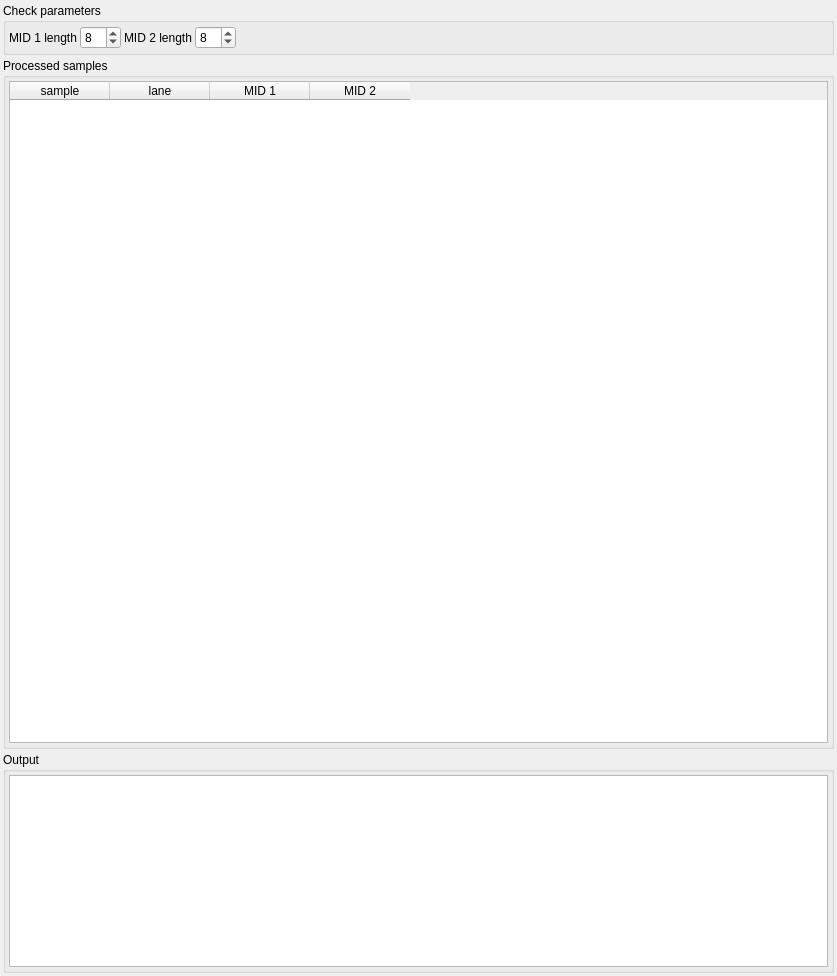
Above: src/GSvar/MidCheckWidget.ui from imgag/ngs-bits before the change. Below: the same form after it.
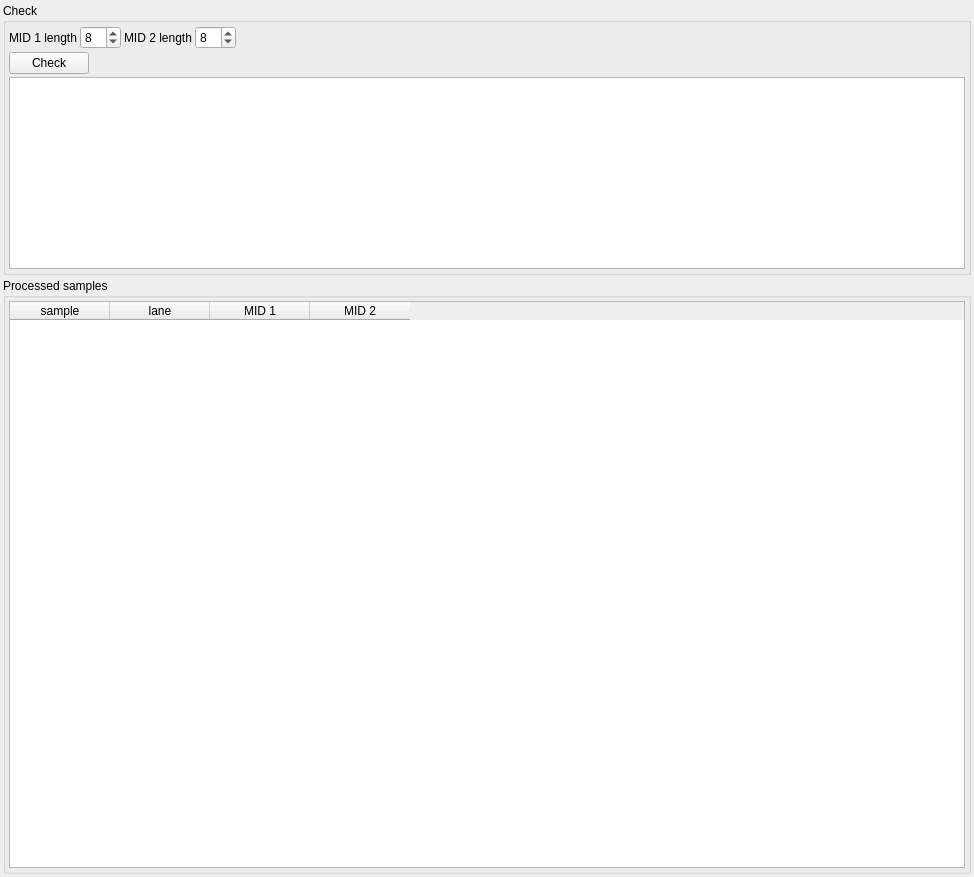
That is the form after the change. Icons and pictures are not drawn.

Commit message: first working version of MID check.

```diff
--- a/src/GSvar/MidCheckWidget.ui
+++ b/src/GSvar/MidCheckWidget.ui
@@ -6,14 +6,14 @@
    <rect>
     <x>0</x>
     <y>0</y>
-    <width>837</width>
-    <height>976</height>
+    <width>974</width>
+    <height>877</height>
    </rect>
   </property>
   <property name="windowTitle">
    <string>Form</string>
   </property>
-  <layout class="QVBoxLayout" name="verticalLayout" stretch="0,0,0">
+  <layout class="QVBoxLayout" name="verticalLayout" stretch="0,0">
    <property name="spacing">
     <number>3</number>
    </property>
@@ -30,11 +30,14 @@
     <number>3</number>
    </property>
    <item>
-    <widget class="QGroupBox" name="groupBox_3">
+    <widget class="QGroupBox" name="groupBox_2">
      <property name="title">
-      <string>Check parameters</string>
+      <string>Check</string>
      </property>
-     <layout class="QHBoxLayout" name="horizontalLayout">
+     <property name="flat">
+      <bool>true</bool>
+     </property>
+     <layout class="QVBoxLayout" name="verticalLayout_2">
       <property name="spacing">
        <number>3</number>
       </property>
@@ -50,6 +53,8 @@
       <property name="bottomMargin">
        <number>3</number>
       </property>
+      <item>
+       <layout class="QHBoxLayout" name="horizontalLayout_3">
       <item>
        <widget class="QLabel" name="label">
         <property name="text">
@@ -92,79 +97,37 @@
        </spacer>
       </item>
      </layout>
-    </widget>
    </item>
    <item>
-    <widget class="QGroupBox" name="groupBox">
-     <property name="title">
-      <string>Processed samples</string>
-     </property>
-     <layout class="QHBoxLayout" name="horizontalLayout_2">
-      <property name="spacing">
-       <number>3</number>
-      </property>
-      <property name="leftMargin">
-       <number>3</number>
-      </property>
-      <property name="topMargin">
-       <number>3</number>
-      </property>
-      <property name="rightMargin">
-       <number>3</number>
-      </property>
-      <property name="bottomMargin">
-       <number>3</number>
-      </property>
+       <layout class="QHBoxLayout" name="horizontalLayout_4">
       <item>
-       <widget class="QTableWidget" name="samples">
-        <column>
+         <widget class="QPushButton" name="check_btn">
          <property name="text">
-          <string>sample</string>
-         </property>
-        </column>
-        <column>
-         <property name="text">
-          <string>lane</string>
-         </property>
-        </column>
-        <column>
-         <property name="text">
-          <string>MID 1</string>
-         </property>
-        </column>
-        <column>
-         <property name="text">
-          <string>MID 2</string>
-         </property>
-        </column>
-       </widget>
-      </item>
-     </layout>
-    </widget>
+           <string>Check</string>
+          </property>
+          <property name="icon">
+           <iconset>
+            <normaloff>:/Icons/mid_clash.png</normaloff>:/Icons/mid_clash.png</iconset>
+          </property>
+         </widget>
+        </item>
+        <item>
+         <spacer name="horizontalSpacer_2">
+          <property name="orientation">
+           <enum>Qt::Horizontal</enum>
+          </property>
+          <property name="sizeHint" stdset="0">
+           <size>
+            <width>40</width>
+            <height>20</height>
+           </size>
+          </property>
+         </spacer>
+        </item>
+       </layout>
    </item>
    <item>
-    <widget class="QGroupBox" name="groupBox_2">
-     <property name="title">
-      <string>Output</string>
-     </property>
-     <layout class="QHBoxLayout" name="horizontalLayout_3">
-      <property name="spacing">
-       <number>3</number>
-      </property>
-      <property name="leftMargin">
-       <number>3</number>
-      </property>
-      <property name="topMargin">
-       <number>3</number>
-      </property>
-      <property name="rightMargin">
-       <number>3</number>
-      </property>
-      <property name="bottomMargin">
-       <number>3</number>
-      </property>
-      <item>
-       <widget class="QTextEdit" name="textEdit">
+       <widget class="QTextEdit" name="output">
         <property name="sizePolicy">
          <sizepolicy hsizetype="Expanding" vsizetype="Preferred">
           <horstretch>0</horstretch>
@@ -185,6 +148,57 @@
      </layout>
     </widget>
    </item>
+   <item>
+    <widget class="QGroupBox" name="groupBox">
+     <property name="title">
+      <string>Processed samples</string>
+     </property>
+     <property name="flat">
+      <bool>true</bool>
+     </property>
+     <layout class="QHBoxLayout" name="horizontalLayout_2">
+      <property name="spacing">
+       <number>3</number>
+      </property>
+      <property name="leftMargin">
+       <number>3</number>
+      </property>
+      <property name="topMargin">
+       <number>3</number>
+      </property>
+      <property name="rightMargin">
+       <number>3</number>
+      </property>
+      <property name="bottomMargin">
+       <number>3</number>
+      </property>
+      <item>
+       <widget class="QTableWidget" name="samples">
+        <column>
+         <property name="text">
+          <string>sample</string>
+         </property>
+        </column>
+        <column>
+         <property name="text">
+          <string>lane</string>
+         </property>
+        </column>
+        <column>
+         <property name="text">
+          <string>MID 1</string>
+         </property>
+        </column>
+        <column>
+         <property name="text">
+          <string>MID 2</string>
+         </property>
+        </column>
+       </widget>
+      </item>
+     </layout>
+    </widget>
+   </item>
   </layout>
  </widget>
  <resources/>
```
Lines whose indentation alone changed are shown as unchanged. The commit also changes 7 other files.
